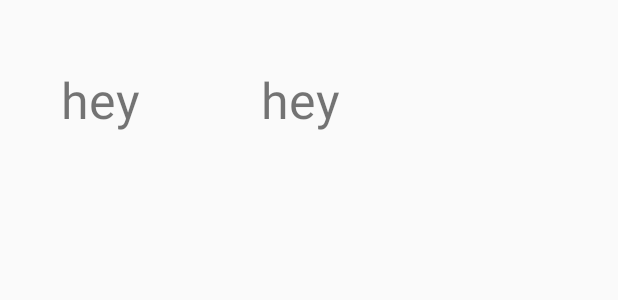
After one commit to charlesagyemang/lekki_sales, an Android app: the layout item_main.xml on its own in the app's theme, with its tools: preview values and no code run, on a phone screen of 412 x 824 dp. The commit adds this screen. Shown: the top 300 px of the screen. Run offline under Robolectric (Android 15) with nearby library versions, the phone set to English and light mode, and no system bars.

Commit message:
Start displaying items in listview

```diff
--- a/app/src/main/java/com/michealbadu/rssweatherapp/Utilities/Item.java
+++ b/app/src/main/java/com/michealbadu/rssweatherapp/Models/Item.java
@@ -1,4 +1,4 @@
-package com.michealbadu.rssweatherapp.Utilities;
+package com.michealbadu.rssweatherapp.Models;
 
 public class Item {
     private String title, link, description, pubDate, guid, dcDate, georssPoint;
--- a/app/src/main/java/com/michealbadu/rssweatherapp/Services/ItemResponseData.java
+++ b/app/src/main/java/com/michealbadu/rssweatherapp/Services/ItemResponseData.java
@@ -1,6 +1,6 @@
 package com.michealbadu.rssweatherapp.Services;
 
-import com.michealbadu.rssweatherapp.Utilities.Item;
+import com.michealbadu.rssweatherapp.Models.Item;
 
 import java.util.ArrayList;
 
--- a/app/src/main/java/com/michealbadu/rssweatherapp/Utilities/Globall.java
+++ b/app/src/main/java/com/michealbadu/rssweatherapp/Utilities/Globall.java
@@ -1,15 +1,13 @@
 package com.michealbadu.rssweatherapp.Utilities;
 
 
-import android.util.Log;
-
+import com.michealbadu.rssweatherapp.Models.Item;
 import com.michealbadu.rssweatherapp.Services.APISERVICE;
 import com.michealbadu.rssweatherapp.Services.ItemResponseData;
 
 import org.xmlpull.v1.XmlPullParserException;
 
 import java.io.IOException;
-import java.io.InputStream;
 import java.util.ArrayList;
 
 import okhttp3.ResponseBody;
--- a/app/src/main/java/com/michealbadu/rssweatherapp/Utilities/StackOverflowXmlParser.java
+++ b/app/src/main/java/com/michealbadu/rssweatherapp/Utilities/StackOverflowXmlParser.java
@@ -1,7 +1,8 @@
 package com.michealbadu.rssweatherapp.Utilities;
 
-import android.util.Log;
 import android.util.Xml;
+
+import com.michealbadu.rssweatherapp.Models.Item;
 
 import org.xmlpull.v1.XmlPullParser;
 import org.xmlpull.v1.XmlPullParserException;
--- /dev/null
+++ b/app/src/main/res/layout/item_main.xml
@@ -0,0 +1,26 @@
+<?xml version="1.0" encoding="utf-8"?>
+<LinearLayout xmlns:android="http://schemas.android.com/apk/res/android"
+    android:orientation="vertical" android:layout_width="match_parent"
+    android:layout_height="match_parent">
+
+    <LinearLayout
+        android:layout_width="match_parent"
+        android:layout_height="match_parent"
+        android:orientation="horizontal">
+
+        <TextView
+            android:layout_width="200px"
+            android:layout_height="200px"
+            android:text="hey"
+            android:gravity="center"
+            android:textSize="15pt"/>
+
+        <TextView
+            android:layout_width="200px"
+            android:layout_height="200px"
+            android:text="hey"
+            android:gravity="center"
+            android:textSize="15pt"/>
+
+    </LinearLayout>
+</LinearLayout>
```
Also changed, not shown: app/src/main/java/com/michealbadu/rssweatherapp/Adapter/ItemAdapter.java (added, +57 -0 lines), app/src/main/java/com/michealbadu/rssweatherapp/MainActivity.java (+12 -1 lines), app/src/main/res/layout/activity_main.xml (+6 -10 lines).
